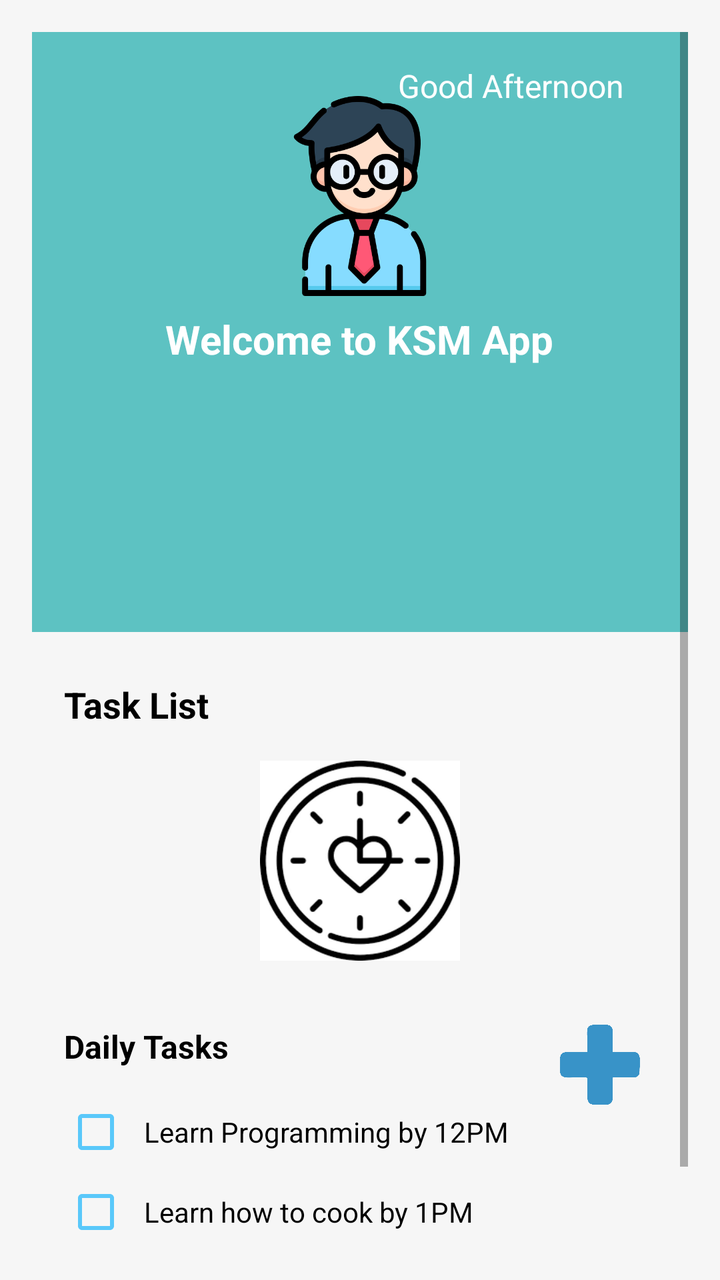
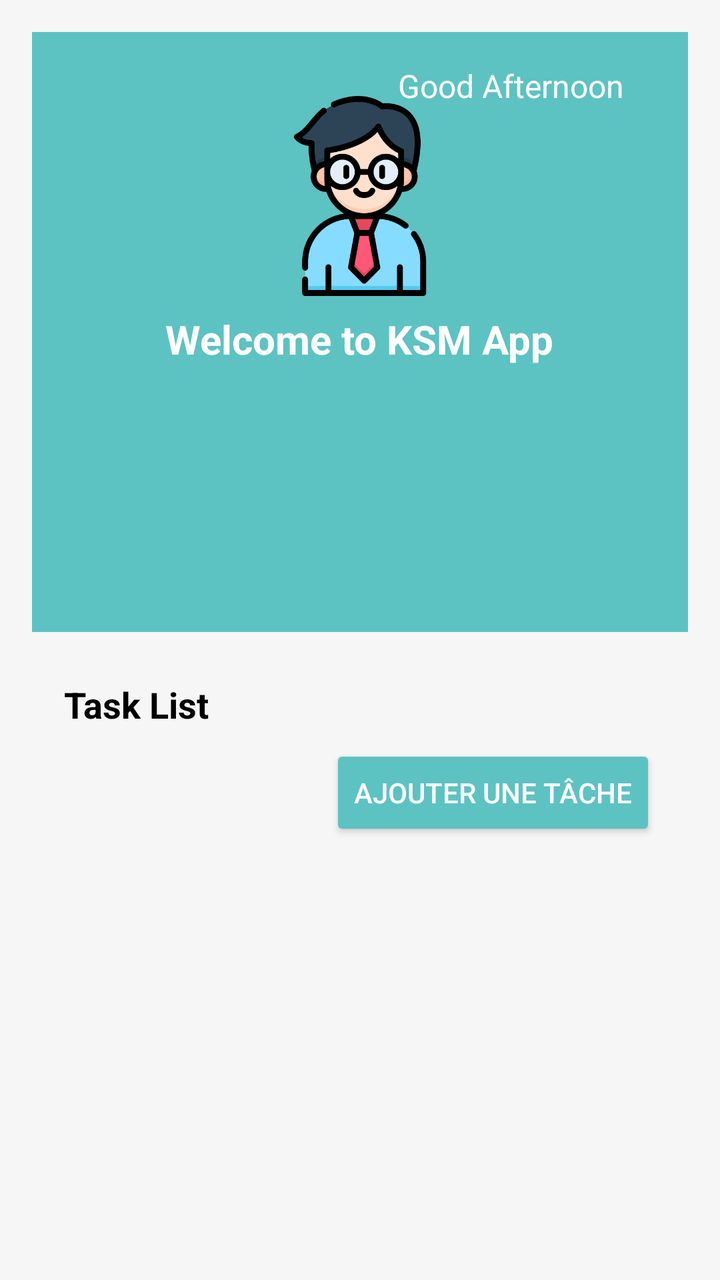

The first picture is an Android layout as it rendered before a commit; the second is the same layout after the commit. The layout source and the unified diff follow.
<!-- AndroidManifest.xml: application theme Theme.Benyahia -->
<!-- res/layout/activity_dash_board.xml -->
<ScrollView
    xmlns:android="http://schemas.android.com/apk/res/android"
    xmlns:app="http://schemas.android.com/apk/res-auto"
    android:layout_width="match_parent"
    android:layout_height="match_parent"
    android:background="#F6F6F6"
    android:padding="16dp">

    <LinearLayout
        android:layout_width="match_parent"
        android:layout_height="wrap_content"
        android:orientation="vertical">

        
        <RelativeLayout
            android:layout_width="match_parent"
            android:layout_height="300dp"
            android:background="#5DC2C2"
            android:padding="16dp">

            
            <ImageView
                android:id="@+id/avatarImage"
                android:layout_width="100dp"
                android:layout_height="100dp"
                android:layout_centerHorizontal="true"
                android:layout_marginTop="16dp"
                android:src="@drawable/prof"
                android:contentDescription="Avatar Image" />

            
            <TextView
                android:id="@+id/welcomeText"
                android:layout_width="wrap_content"
                android:layout_height="wrap_content"
                android:text="Welcome to KSM App"
                android:textColor="@android:color/white"
                android:textSize="20sp"
                android:textStyle="bold"
                android:layout_below="@id/avatarImage"
                android:layout_centerHorizontal="true"
                android:layout_marginTop="8dp" />

            
            <TextView
                android:id="@+id/greetingText"
                android:layout_width="wrap_content"
                android:layout_height="wrap_content"
                android:text="Good Afternoon"
                android:textColor="@android:color/white"
                android:textSize="16sp"
                android:layout_alignParentEnd="true"
                android:layout_marginEnd="16dp"
                android:layout_alignParentTop="true" />
        </RelativeLayout>

        
        <TextView
            android:layout_width="wrap_content"
            android:layout_height="wrap_content"
            android:text="Task List"
            android:textColor="#000000"
            android:textStyle="bold"
            android:textSize="18sp"
            android:layout_marginTop="24dp"
            android:layout_marginStart="16dp" />

        
        <ImageView
            android:id="@+id/clockImage"
            android:layout_width="100dp"
            android:layout_height="100dp"
            android:layout_gravity="center"
            android:layout_marginTop="16dp"
            android:src="@drawable/clock2"
            android:contentDescription="Clock Image" />

        
        <RelativeLayout
            android:layout_width="match_parent"
            android:layout_height="wrap_content"
            android:padding="16dp"
            android:layout_marginTop="16dp">

            
            <TextView
                android:id="@+id/dailyTaskTitle"
                android:layout_width="wrap_content"
                android:layout_height="wrap_content"
                android:text="Daily Tasks"
                android:textColor="#000000"
                android:textStyle="bold"
                android:textSize="16sp"
                android:layout_alignParentStart="true" />

            
            <Button
                android:id="@+id/addTaskButton"
                android:layout_width="40dp"
                android:layout_height="40dp"
                android:layout_alignParentEnd="true"
                android:layout_marginEnd="8dp"
                android:background="@drawable/ic_add"
                android:contentDescription="Add Task"
                app:tint="#5DC2C2" />

            
            <LinearLayout
                android:layout_width="match_parent"
                android:layout_height="wrap_content"
                android:orientation="vertical"
                android:layout_below="@id/dailyTaskTitle"
                android:layout_marginTop="16dp">

                
                <LinearLayout
                    android:layout_width="match_parent"
                    android:layout_height="wrap_content"
                    android:orientation="horizontal"
                    android:layout_marginBottom="8dp">

                    <CheckBox
                        android:layout_width="wrap_content"
                        android:layout_height="wrap_content"
                        android:buttonTint="#5AC8FA" />

                    <TextView
                        android:layout_width="wrap_content"
                        android:layout_height="wrap_content"
                        android:text="Learn Programming by 12PM"
                        android:textColor="#000000"
                        android:layout_marginStart="8dp"
                        android:layout_gravity="center_vertical" />
                </LinearLayout>

                
                <LinearLayout
                    android:layout_width="match_parent"
                    android:layout_height="wrap_content"
                    android:orientation="horizontal"
                    android:layout_marginBottom="8dp">

                    <CheckBox
                        android:layout_width="wrap_content"
                        android:layout_height="wrap_content"
                        android:buttonTint="#5AC8FA" />

                    <TextView
                        android:layout_width="wrap_content"
                        android:layout_height="wrap_content"
                        android:text="Learn how to cook by 1PM"
                        android:textColor="#000000"
                        android:layout_marginStart="8dp"
                        android:layout_gravity="center_vertical" />
                </LinearLayout>

                
                <LinearLayout
                    android:layout_width="match_parent"
                    android:layout_height="wrap_content"
                    android:orientation="horizontal"
                    android:layout_marginBottom="8dp">

                    <CheckBox
                        android:layout_width="wrap_content"
                        android:layout_height="wrap_content"
                        android:buttonTint="#5AC8FA" />

                    <TextView
                        android:layout_width="wrap_content"
                        android:layout_height="wrap_content"
                        android:text="Have lunch at 4PM"
                        android:textColor="#000000"
                        android:layout_marginStart="8dp"
                        android:layout_gravity="center_vertical" />
                </LinearLayout>
            </LinearLayout>
        </RelativeLayout>
    </LinearLayout>
</ScrollView>
<!-- resources referenced by this layout -->
<resources>
  <!-- drawable clock2: png bitmap (drawable, 9431 bytes) -->
  <!-- drawable ic_add: png bitmap (drawable, 7725 bytes) -->
  <!-- drawable prof: png bitmap (drawable, 36456 bytes) -->
  <style name="Theme.Benyahia" parent="Theme.AppCompat.Light.DarkActionBar">
          
          <item name="colorPrimary">@color/purple_500</item>
          <item name="colorPrimaryDark">@color/purple_700</item>
          <item name="colorAccent">@color/teal_200</item>
          
      </style>
  <color name="purple_500">#5DC2C2</color>
  <color name="purple_700">#5DC2C2</color>
  <color name="teal_200">#FF03DAC5</color>
</resources>

<!-- the commit's change to res/layout/activity_dash_board.xml (unified diff, before → after) -->
@@ -1,3 +1,4 @@
+<?xml version="1.0" encoding="utf-8"?>
 <ScrollView
     xmlns:android="http://schemas.android.com/apk/res/android"
     xmlns:app="http://schemas.android.com/apk/res-auto"
@@ -66,115 +67,26 @@
             android:layout_marginStart="16dp" />
 
         
-        <ImageView
-            android:id="@+id/clockImage"
-            android:layout_width="100dp"
-            android:layout_height="100dp"
-            android:layout_gravity="center"
-            android:layout_marginTop="16dp"
-            android:src="@drawable/clock2"
-            android:contentDescription="Clock Image" />
+        <Button
+            android:id="@+id/addTaskButton"
+            android:layout_width="wrap_content"
+            android:layout_height="wrap_content"
+            android:text="Ajouter une tâche"
+            android:textColor="@android:color/white"
+            android:backgroundTint="#5DC2C2"
+            android:layout_gravity="end"
+            android:layout_marginEnd="16dp"
+            android:layout_marginTop="8dp" />
 
         
-        <RelativeLayout
+        <LinearLayout
+            android:id="@+id/taskContainer"
             android:layout_width="match_parent"
             android:layout_height="wrap_content"
-            android:padding="16dp"
-            android:layout_marginTop="16dp">
+            android:orientation="vertical"
+            android:layout_marginTop="16dp"
+            android:padding="8dp">
+        </LinearLayout>
 
-            
-            <TextView
-                android:id="@+id/dailyTaskTitle"
-                android:layout_width="wrap_content"
-                android:layout_height="wrap_content"
-                android:text="Daily Tasks"
-                android:textColor="#000000"
-                android:textStyle="bold"
-                android:textSize="16sp"
-                android:layout_alignParentStart="true" />
-
-            
-            <Button
-                android:id="@+id/addTaskButton"
-                android:layout_width="40dp"
-                android:layout_height="40dp"
-                android:layout_alignParentEnd="true"
-                android:layout_marginEnd="8dp"
-                android:background="@drawable/ic_add"
-                android:contentDescription="Add Task"
-                app:tint="#5DC2C2" />
-
-            
-            <LinearLayout
-                android:layout_width="match_parent"
-                android:layout_height="wrap_content"
-                android:orientation="vertical"
-                android:layout_below="@id/dailyTaskTitle"
-                android:layout_marginTop="16dp">
-
-                
-                <LinearLayout
-                    android:layout_width="match_parent"
-                    android:layout_height="wrap_content"
-                    android:orientation="horizontal"
-                    android:layout_marginBottom="8dp">
-
-                    <CheckBox
-                        android:layout_width="wrap_content"
-                        android:layout_height="wrap_content"
-                        android:buttonTint="#5AC8FA" />
-
-                    <TextView
-                        android:layout_width="wrap_content"
-                        android:layout_height="wrap_content"
-                        android:text="Learn Programming by 12PM"
-                        android:textColor="#000000"
-                        android:layout_marginStart="8dp"
-                        android:layout_gravity="center_vertical" />
-                </LinearLayout>
-
-                
-                <LinearLayout
-                    android:layout_width="match_parent"
-                    android:layout_height="wrap_content"
-                    android:orientation="horizontal"
-                    android:layout_marginBottom="8dp">
-
-                    <CheckBox
-                        android:layout_width="wrap_content"
-                        android:layout_height="wrap_content"
-                        android:buttonTint="#5AC8FA" />
-
-                    <TextView
-                        android:layout_width="wrap_content"
-                        android:layout_height="wrap_content"
-                        android:text="Learn how to cook by 1PM"
-                        android:textColor="#000000"
-                        android:layout_marginStart="8dp"
-                        android:layout_gravity="center_vertical" />
-                </LinearLayout>
-
-                
-                <LinearLayout
-                    android:layout_width="match_parent"
-                    android:layout_height="wrap_content"
-                    android:orientation="horizontal"
-                    android:layout_marginBottom="8dp">
-
-                    <CheckBox
-                        android:layout_width="wrap_content"
-                        android:layout_height="wrap_content"
-                        android:buttonTint="#5AC8FA" />
-
-                    <TextView
-                        android:layout_width="wrap_content"
-                        android:layout_height="wrap_content"
-                        android:text="Have lunch at 4PM"
-                        android:textColor="#000000"
-                        android:layout_marginStart="8dp"
-                        android:layout_gravity="center_vertical" />
-                </LinearLayout>
-            </LinearLayout>
-        </RelativeLayout>
     </LinearLayout>
 </ScrollView>
<!-- resource entries referenced after the edit -->
@@ -1,7 +1,5 @@
 <!-- resources referenced by this layout -->
 <resources>
-  <!-- drawable clock2: png bitmap (drawable, 9431 bytes) -->
-  <!-- drawable ic_add: png bitmap (drawable, 7725 bytes) -->
   <!-- drawable prof: png bitmap (drawable, 36456 bytes) -->
   <style name="Theme.Benyahia" parent="Theme.AppCompat.Light.DarkActionBar">
           
